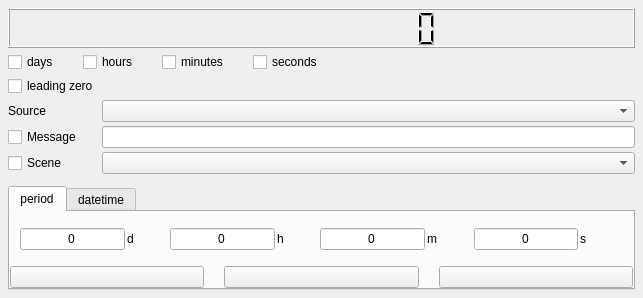
The window that src/CountdownTimer.ui (ashmanix/obs-plugin-countdown) describes before a commit, drawn with Qt 5.
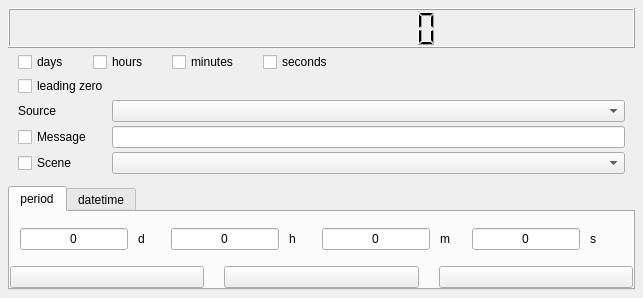
The same window after the commit.

```diff
--- a/src/CountdownTimer.ui
+++ b/src/CountdownTimer.ui
@@ -53,11 +53,14 @@
      <property name="spacing">
       <number>-1</number>
      </property>
+     <property name="leftMargin">
+      <number>10</number>
+     </property>
      <property name="topMargin">
       <number>0</number>
      </property>
      <property name="rightMargin">
-      <number>0</number>
+      <number>10</number>
      </property>
      <property name="bottomMargin">
       <number>0</number>
@@ -182,11 +185,14 @@
      <property name="spacing">
       <number>-1</number>
      </property>
+     <property name="leftMargin">
+      <number>10</number>
+     </property>
      <property name="topMargin">
       <number>0</number>
      </property>
      <property name="rightMargin">
-      <number>0</number>
+      <number>10</number>
      </property>
      <property name="bottomMargin">
       <number>0</number>
@@ -237,11 +243,14 @@
       <number>-1</number>
      </property>
      <property name="leftMargin">
-      <number>0</number>
+      <number>10</number>
      </property>
      <property name="topMargin">
       <number>0</number>
      </property>
+     <property name="rightMargin">
+      <number>10</number>
+     </property>
      <property name="bottomMargin">
       <number>8</number>
      </property>
@@ -365,7 +374,7 @@
           <number>0</number>
          </property>
          <item row="0" column="0">
-          <layout class="QHBoxLayout" name="timerLayout">
+          <layout class="QHBoxLayout" name="timerLayout" stretch="0,0,1,0,0,0,1,0,0,0,1,0,0,0,1,0">
            <property name="spacing">
             <number>-1</number>
            </property>
@@ -401,7 +410,7 @@
              </property>
              <property name="sizeHint" stdset="0">
               <size>
-               <width>2</width>
+               <width>10</width>
                <height>20</height>
               </size>
              </property>
@@ -419,9 +428,12 @@
              <property name="orientation">
               <enum>Qt::Horizontal</enum>
              </property>
+             <property name="sizeType">
+              <enum>QSizePolicy::Fixed</enum>
+             </property>
              <property name="sizeHint" stdset="0">
               <size>
-               <width>40</width>
+               <width>5</width>
                <height>20</height>
               </size>
              </property>
@@ -447,7 +459,7 @@
              </property>
              <property name="sizeHint" stdset="0">
               <size>
-               <width>2</width>
+               <width>10</width>
                <height>20</height>
               </size>
              </property>
@@ -465,9 +477,12 @@
              <property name="orientation">
               <enum>Qt::Horizontal</enum>
              </property>
+             <property name="sizeType">
+              <enum>QSizePolicy::Fixed</enum>
+             </property>
              <property name="sizeHint" stdset="0">
               <size>
-               <width>40</width>
+               <width>5</width>
                <height>20</height>
               </size>
              </property>
@@ -493,7 +508,7 @@
              </property>
              <property name="sizeHint" stdset="0">
               <size>
-               <width>2</width>
+               <width>10</width>
                <height>20</height>
               </size>
              </property>
@@ -511,9 +526,12 @@
              <property name="orientation">
               <enum>Qt::Horizontal</enum>
              </property>
+             <property name="sizeType">
+              <enum>QSizePolicy::Fixed</enum>
+             </property>
              <property name="sizeHint" stdset="0">
               <size>
-               <width>40</width>
+               <width>5</width>
                <height>20</height>
               </size>
              </property>
@@ -539,7 +557,7 @@
              </property>
              <property name="sizeHint" stdset="0">
               <size>
-               <width>2</width>
+               <width>10</width>
                <height>20</height>
               </size>
              </property>
@@ -557,9 +575,12 @@
              <property name="orientation">
               <enum>Qt::Horizontal</enum>
              </property>
+             <property name="sizeType">
+              <enum>QSizePolicy::Fixed</enum>
+             </property>
              <property name="sizeHint" stdset="0">
               <size>
-               <width>40</width>
+               <width>5</width>
                <height>20</height>
               </size>
              </property>
```
Left out of the diff: 16 changed lines with no effect on the pictures.
